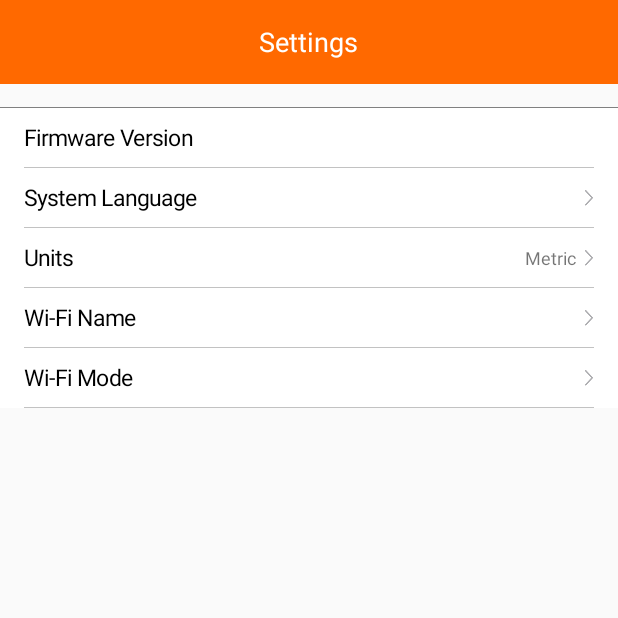
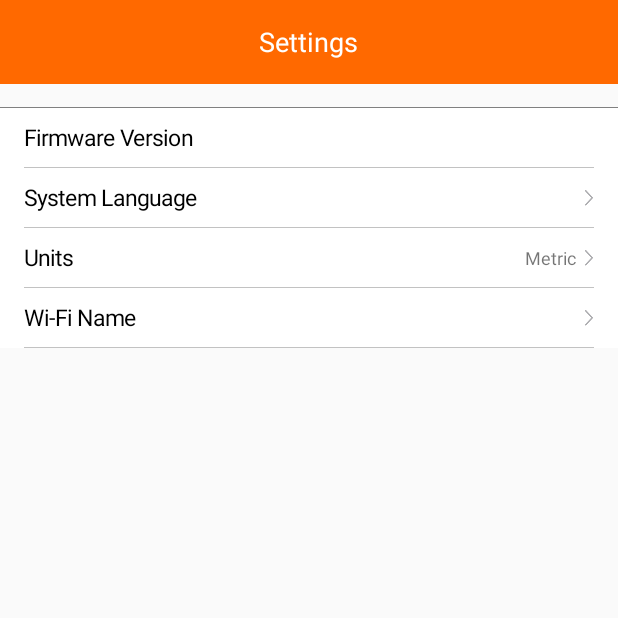
Before and after one commit to Sray548/JetPackDemo, an Android app: the SettingFragment screen opened through its navigation route, on a phone screen of 412 x 824 dp, the top half of it. Run offline under Robolectric (Android 15) with nearby library versions, the phone set to English and light mode, and no system bars; our stand-ins replace data binding, navigation-ui; libraries missing offline, so code that uses them is left out: org.java_websocket.client, org.java_websocket.handshake; 2 statements that could not run were skipped.

Commit message:
support wifi mode or not

```diff
--- a/app/src/main/java/com/example/jetpackdemo/ui/setting/SettingFragment.java
+++ b/app/src/main/java/com/example/jetpackdemo/ui/setting/SettingFragment.java
@@ -38,6 +38,7 @@ public class SettingFragment extends Fragment {
         mSettingViewModel.getUnit().observe(getViewLifecycleOwner(), unit -> binding.unit.setRightText(unit));
         mSettingViewModel.getWiFi().observe(getViewLifecycleOwner(), wifi -> binding.wifi.setRightText(wifi));
         mSettingViewModel.getWiFiMode().observe(getViewLifecycleOwner(), wifi_mode -> binding.wifiMode.setRightText(wifi_mode));
+        mSettingViewModel.supportWiFiMode().observe(getViewLifecycleOwner(), support -> binding.wifiMode.setVisibility(support ? View.VISIBLE : View.GONE));
 
         binding = FragmentSettingBinding.inflate(inflater, container, false);
         binding.setSettingViewModel(mSettingViewModel);
@@ -45,9 +46,7 @@ public class SettingFragment extends Fragment {
         binding.setClick(mClick);
         getLifecycle().addObserver(mSettingViewModel);
 
-        View root = binding.getRoot();
-
-        return root;
+        return binding.getRoot();
     }
 
     enum SetMode {
--- a/app/src/main/java/com/example/jetpackdemo/ui/setting/SettingViewModel.java
+++ b/app/src/main/java/com/example/jetpackdemo/ui/setting/SettingViewModel.java
@@ -46,6 +46,7 @@ public class SettingViewModel extends AndroidViewModel implements LifecycleObser
     private final MutableLiveData<String> mUnit;
     private final MutableLiveData<String> mWiFiSSid;
     private final MutableLiveData<String> mWiFiMode;
+    private final MutableLiveData<Boolean> mSupportWiFiMode;
     private final MutableLiveData<Integer> mRet;
     private final MutableLiveData<Integer> mPosition;
     private final MutableLiveData<Integer> mTitle;
@@ -79,6 +80,7 @@ public class SettingViewModel extends AndroidViewModel implements LifecycleObser
         mMode = new MutableLiveData<>();
         mWiFiSSid = new MutableLiveData<>();
         mWiFiMode = new MutableLiveData<>();
+        mSupportWiFiMode = new MutableLiveData<>();
 
         mDatas.setValue(new ArrayList<>());
         mVersion.setValue("");
@@ -92,6 +94,7 @@ public class SettingViewModel extends AndroidViewModel implements LifecycleObser
         mMode.setValue(SYS_LANG);
         mMsg.setValue(0);
         mTitle.setValue(0);
+        mSupportWiFiMode.setValue(false);
 
         mDeviceConn = DeviceConn.getInstance(application);
         mDeviceConn.setListener(mListener);
@@ -127,6 +130,7 @@ public class SettingViewModel extends AndroidViewModel implements LifecycleObser
                     resetSysLang();
                     mWiFiSSid.postValue(mDeviceInfo.getWifi().getSsid());
                     mWiFiMode.postValue(mDeviceInfo.getWifi().is_$5GMode() ? "5G" : "2.4G");
+                    mSupportWiFiMode.postValue(!mDeviceInfo.getDevinfo().getManu().equals("Japan5G"));
                 }
             } catch (JSONException e) {
                 e.printStackTrace();
@@ -226,6 +230,10 @@ public class SettingViewModel extends AndroidViewModel implements LifecycleObser
 
     public MutableLiveData<Integer> getTitle() {
         return mTitle;
+    }
+
+    public MutableLiveData<Boolean> supportWiFiMode() {
+        return mSupportWiFiMode;
     }
 
     public MutableLiveData<Integer> getMsg() {
--- a/app/src/main/res/layout/fragment_setting.xml
+++ b/app/src/main/res/layout/fragment_setting.xml
@@ -108,6 +108,7 @@
                     android:layout_width="match_parent"
                     android:layout_height="wrap_content"
                     android:onClick="@{()->click.setWiFiMode()}"
+                    android:visibility="gone"
                     app:LtextColor="@color/black"
                     app:LtextSize="@dimen/setting_item_left"
                     app:isShowRightText="true"
```
